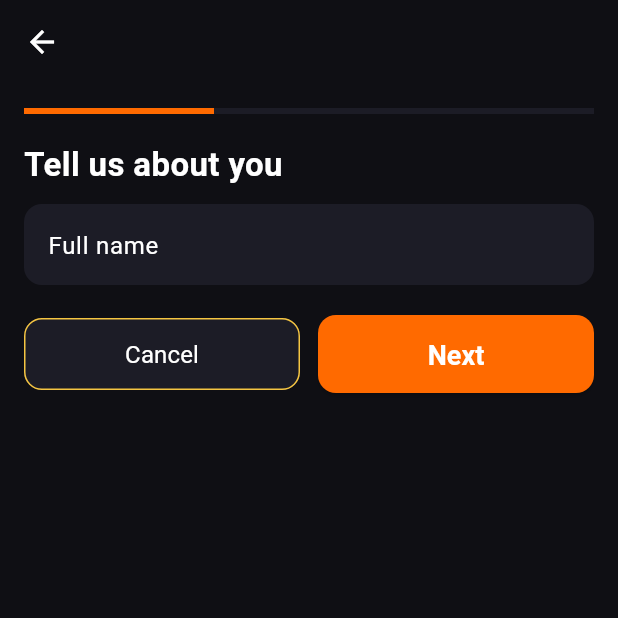
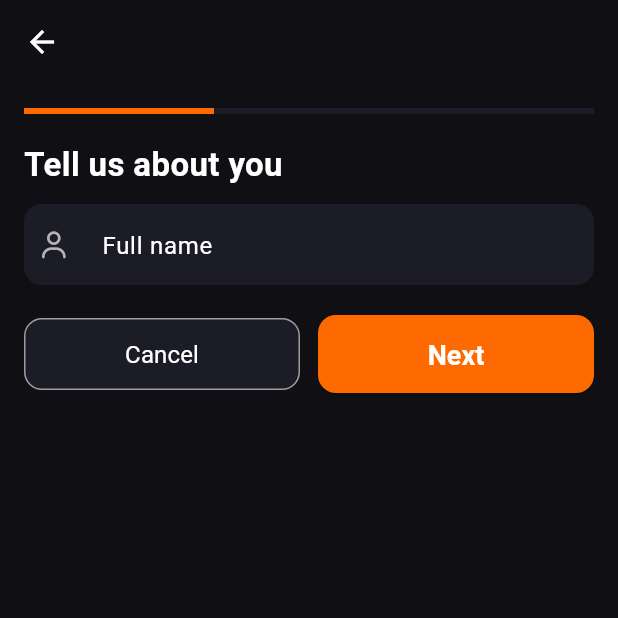
Before and after one commit to rajdeep-py/VWinds-OTT-App, a Flutter app: the SignupScreen screen opened by its route, on a phone screen of 412 x 824 dp, the top half of it. Run offline on Flutter 3.47's test engine with Material 3 defaults, Android fonts, the light colour scheme and no system bars; our stand-ins replace font_awesome_flutter, get; accounts and stored records are empty.

Commit message:
Add icons to input fields in signup screen and create bottom navigation bar widget

```diff
--- a/lib/screens/auth/signup_screen.dart
+++ b/lib/screens/auth/signup_screen.dart
@@ -2,6 +2,7 @@ import 'package:flutter/material.dart';
 import 'package:get/get.dart';
 import 'package:audio_ott_app/theme/app_theme.dart';
 import 'package:audio_ott_app/controllers/auth_controller.dart';
+import 'package:font_awesome_flutter/font_awesome_flutter.dart';
 
 class SignupScreen extends StatefulWidget {
   const SignupScreen({super.key});
@@ -81,6 +82,15 @@ class _SignupScreenState extends State<SignupScreen> {
         TextField(
           controller: _name,
           decoration: InputDecoration(
+            prefixIcon: Padding(
+              padding: const EdgeInsets.only(left: 12, right: 8),
+              child: FaIcon(
+                FontAwesomeIcons.user,
+                color: AppColors.textSecondary,
+                size: 18,
+              ),
+            ),
+            prefixIconConstraints: const BoxConstraints(minWidth: 48),
             hintText: 'Full name',
             filled: true,
             fillColor: AppColors.card,
@@ -98,6 +108,7 @@ class _SignupScreenState extends State<SignupScreen> {
                 style: OutlinedButton.styleFrom(
                   backgroundColor: AppColors.card,
                   foregroundColor: AppColors.textPrimary,
+                  side: const BorderSide(color: Colors.grey),
                 ),
                 onPressed: () => Get.back(),
                 child: Text('Cancel', style: AppTextStyles.body),
@@ -134,6 +145,15 @@ class _SignupScreenState extends State<SignupScreen> {
         TextField(
           controller: _location,
           decoration: InputDecoration(
+            prefixIcon: Padding(
+              padding: const EdgeInsets.only(left: 12, right: 8),
+              child: FaIcon(
+                FontAwesomeIcons.locationDot,
+                color: AppColors.textSecondary,
+                size: 18,
+              ),
+            ),
+            prefixIconConstraints: const BoxConstraints(minWidth: 48),
             hintText: 'Location',
             filled: true,
             fillColor: AppColors.card,
@@ -147,6 +167,15 @@ class _SignupScreenState extends State<SignupScreen> {
         TextField(
           controller: _email,
           decoration: InputDecoration(
+            prefixIcon: Padding(
+              padding: const EdgeInsets.only(left: 12, right: 8),
+              child: FaIcon(
+                FontAwesomeIcons.envelope,
+                color: AppColors.textSecondary,
+                size: 18,
+              ),
+            ),
+            prefixIconConstraints: const BoxConstraints(minWidth: 48),
             hintText: 'Email',
             filled: true,
             fillColor: AppColors.card,
@@ -164,6 +193,7 @@ class _SignupScreenState extends State<SignupScreen> {
                 style: OutlinedButton.styleFrom(
                   backgroundColor: AppColors.card,
                   foregroundColor: AppColors.textPrimary,
+                  side: const BorderSide(color: Colors.grey),
                 ),
                 onPressed: () => _page.previousPage(
                   duration: const Duration(milliseconds: 320),
@@ -236,6 +266,7 @@ class _SignupScreenState extends State<SignupScreen> {
                 style: OutlinedButton.styleFrom(
                   backgroundColor: AppColors.card,
                   foregroundColor: AppColors.textPrimary,
+                  side: const BorderSide(color: Colors.grey),
                 ),
                 onPressed: () => _page.previousPage(
                   duration: const Duration(milliseconds: 320),
```
Also changed, not shown: lib/widgets/bottom_nav_bar.dart (added).
